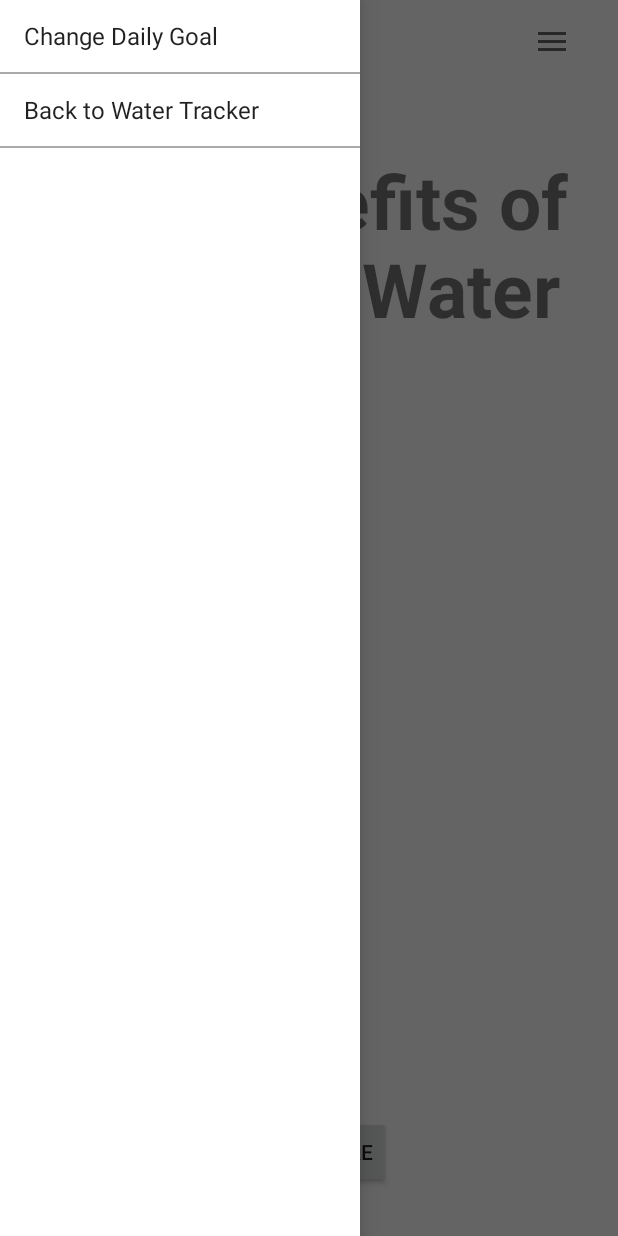
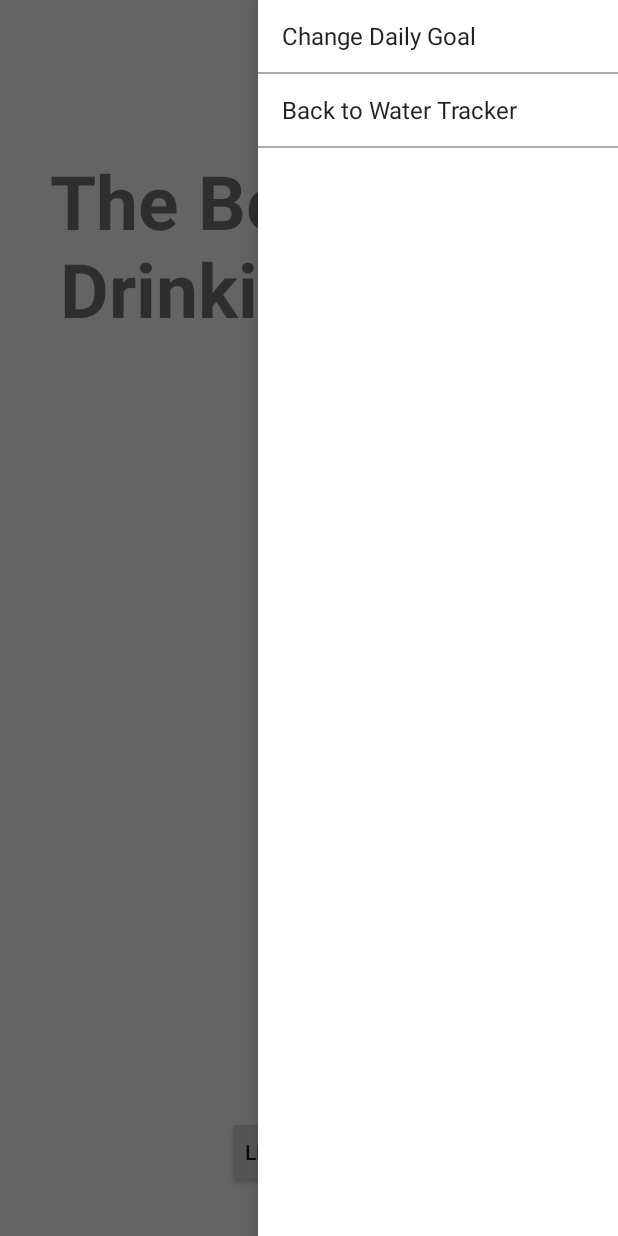
Before and after one commit to emmandibble/HiDr8, an Android app: the MoreInformation screen opened directly, with no data from a screen before it, with the side drawer open, on a phone screen of 412 x 824 dp. Run offline under Robolectric (Android 15) with nearby library versions, the phone set to English and light mode, and no system bars.

Commit message:
Make navigation drawer open from right to left
Add setLayoutDirection(View.LAYOUT_DIRECTION_RTL) to MainActivity and
MoreInformation to flip the layout elements and make the naviagation
drawer slide from right to left when the hamburger button is pressed.

```diff
--- a/app/src/main/java/com/example/hidr8/MainActivity.java
+++ b/app/src/main/java/com/example/hidr8/MainActivity.java
@@ -47,6 +47,9 @@ public class MainActivity extends AppCompatActivity {
     protected void onCreate(Bundle savedInstanceState) {
         super.onCreate(savedInstanceState);
         setContentView(R.layout.activity_main);
+
+        //this flips all of the layout elements and is a quick and dirty solution to open the navigation drawer from right to left
+        getWindow().getDecorView().setLayoutDirection(View.LAYOUT_DIRECTION_RTL);
 
         title = drawerTitle = getTitle();
         navigationDrawerItemTitles = getResources().getStringArray(R.array.navigation_drawer_items_main_array);
--- a/app/src/main/java/com/example/hidr8/MoreInformation.java
+++ b/app/src/main/java/com/example/hidr8/MoreInformation.java
@@ -29,6 +29,9 @@ public class MoreInformation extends AppCompatActivity {
     protected void onCreate(Bundle savedInstanceState) {
         super.onCreate(savedInstanceState);
         setContentView(R.layout.activity_more_information);
+
+        //this flips all of the layout elements and is a quick and dirty solution to open the navigation drawer from right to left
+        getWindow().getDecorView().setLayoutDirection(View.LAYOUT_DIRECTION_RTL);
 
         title = drawerTitle = getTitle();
         navigationDrawerItemTitles = getResources().getStringArray(R.array.navigation_drawer_items_more_information_array);
--- a/app/src/main/res/layout/activity_main.xml
+++ b/app/src/main/res/layout/activity_main.xml
@@ -3,6 +3,7 @@
     android:id="@+id/drawer_main_layout"
     xmlns:app="http://schemas.android.com/apk/res-auto"
     xmlns:tools="http://schemas.android.com/tools"
+    android:layout_gravity="end"
     android:layout_width="match_parent"
     android:layout_height="match_parent"
     tools:context=".MainActivity">
@@ -69,7 +70,7 @@
             android:layout_width="wrap_content"
             android:layout_height="wrap_content"
             android:theme="@style/AppTheme"
-            app:layout_constraintEnd_toEndOf="parent"
+            app:layout_constraintStart_toStartOf="parent"
             app:layout_constraintTop_toTopOf="parent" />
 
     </androidx.constraintlayout.widget.ConstraintLayout>
--- a/app/src/main/res/layout/activity_more_information.xml
+++ b/app/src/main/res/layout/activity_more_information.xml
@@ -40,9 +40,9 @@
             android:id="@+id/information_toolbar"
             android:layout_width="wrap_content"
             android:layout_height="wrap_content"
-            app:layout_constraintEnd_toEndOf="parent"
-            app:layout_constraintTop_toTopOf="parent"
-            android:theme="@style/AppTheme"/>
+            android:theme="@style/AppTheme"
+            app:layout_constraintStart_toStartOf="parent"
+            app:layout_constraintTop_toTopOf="parent" />
 
 
     </androidx.constraintlayout.widget.ConstraintLayout>
```
